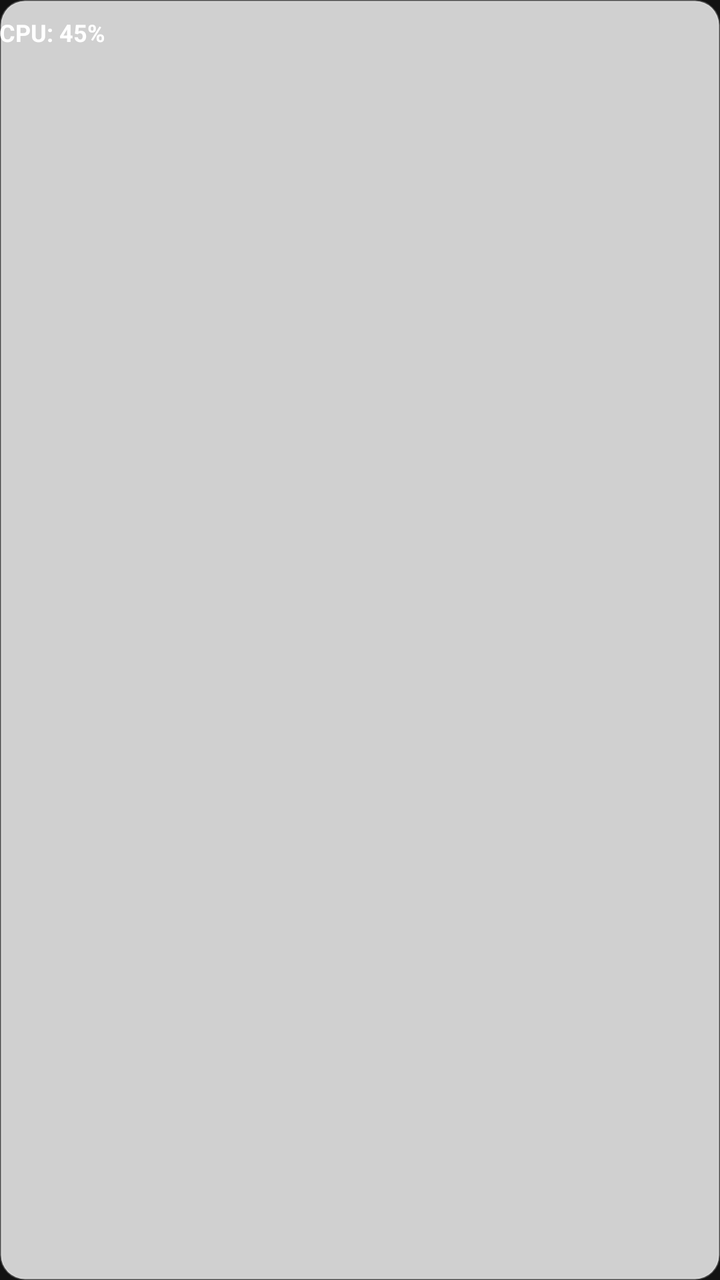
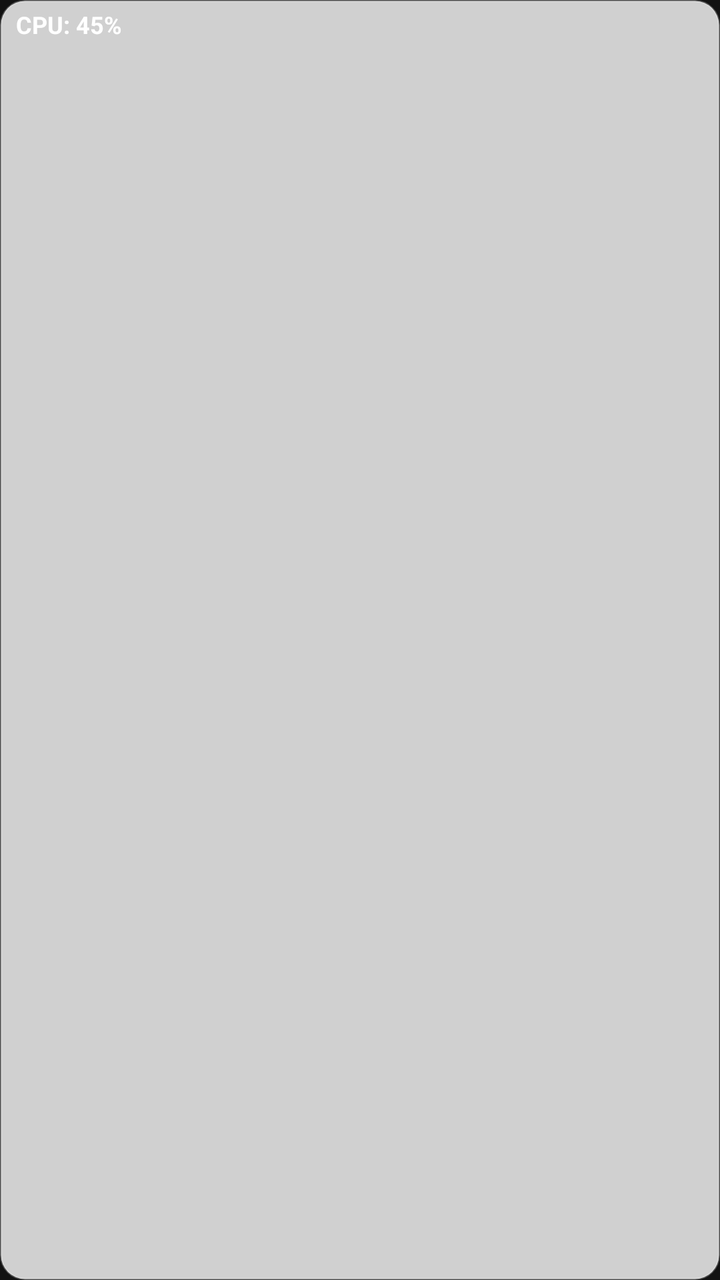

The first picture is an Android layout as it rendered before a commit; the second is the same layout after the commit. The layout source and the unified diff follow.
<!-- AndroidManifest.xml: application theme Theme.NSlocalGames -->
<!-- res/layout/overlay_cpu.xml -->
<?xml version="1.0" encoding="utf-8"?>
<LinearLayout xmlns:android="http://schemas.android.com/apk/res/android"
    android:layout_width="wrap_content"
    android:layout_height="wrap_content"
    android:background="@drawable/glass_panel"
    android:padding="8dp 4dp"
    android:orientation="horizontal">
    <TextView
        android:id="@+id/currentCPU"
        android:layout_width="wrap_content"
        android:layout_height="wrap_content"
        android:text="CPU: 45%"
        android:textColor="@color/cpu_white"
        android:textSize="12sp"
        android:textStyle="bold"/>
</LinearLayout>
<!-- resources referenced by this layout -->
<resources>
  <color name="cpu_white">#FFFFFF</color>
  <!-- drawable glass_panel (drawable) -->
  <?xml version="1.0" encoding="utf-8"?>
  <shape xmlns:android="http://schemas.android.com/apk/res/android"
      android:shape="rectangle">
      <solid android:color="@color/glass_bg"/>
      <corners android:radius="12dp"/>
      <stroke android:width="1dp" android:color="@color/glass_border"/>
      <padding android:left="12dp" android:top="8dp" android:right="12dp" android:bottom="8dp"/>
  </shape>
  <style name="Theme.NSlocalGames" parent="Theme.Material3.Dark.NoActionBar">
          <item name="colorPrimary">@color/primary</item>
          <item name="colorOnPrimary">@color/white_cpu</item>
          <item name="colorAccent">@color/accent</item>
          <item name="android:windowBackground">@color/bg_dark</item>
          <item name="android:windowTranslucentStatus">true</item>
          <item name="android:windowTranslucentNavigation">true</item>
      </style>
  <color name="glass_bg">#CCFFFFFF</color>
  <color name="glass_border">#40FFFFFF</color>
  <color name="primary">#2196F3</color>
  <color name="white_cpu">#FFFFFF</color>
  <color name="accent">#00E5FF</color>
  <color name="bg_dark">#121212</color>
</resources>

<!-- the commit's change to res/layout/overlay_cpu.xml (unified diff, before → after) -->
@@ -3,7 +3,10 @@
     android:layout_width="wrap_content"
     android:layout_height="wrap_content"
     android:background="@drawable/glass_panel"
-    android:padding="8dp 4dp"
+    android:paddingLeft="8dp"
+    android:paddingTop="4dp"
+    android:paddingRight="8dp"
+    android:paddingBottom="4dp"
     android:orientation="horizontal">
     <TextView
         android:id="@+id/currentCPU"
